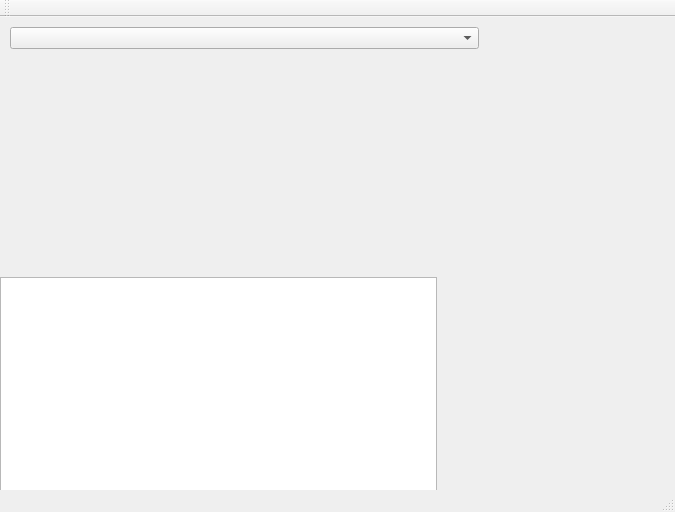
Qt form mainwindow.ui (elmodor/hm) before a commit.
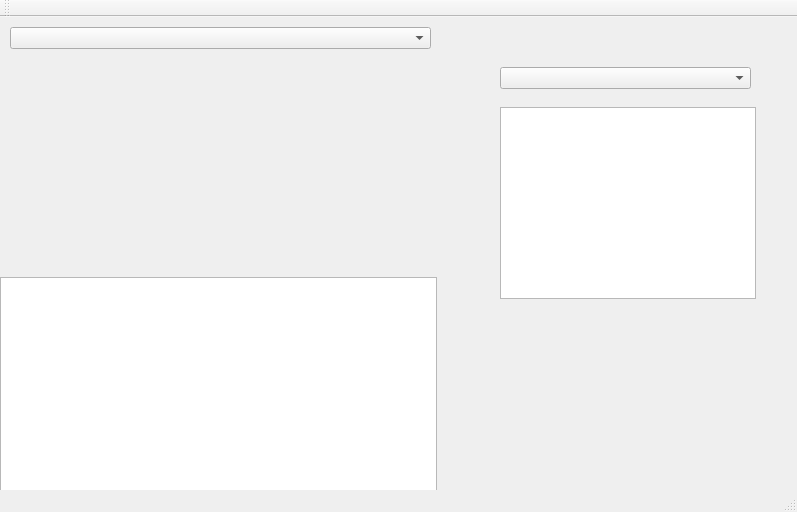
The same form after that commit.

Commit message: fixed file closing, added search table

```diff
--- a/mainwindow.ui
+++ b/mainwindow.ui
@@ -6,7 +6,7 @@
    <rect>
     <x>0</x>
     <y>0</y>
-    <width>675</width>
+    <width>797</width>
     <height>512</height>
    </rect>
   </property>
@@ -29,7 +29,7 @@
      <rect>
       <x>10</x>
       <y>10</y>
-      <width>469</width>
+      <width>421</width>
       <height>22</height>
      </rect>
     </property>
@@ -39,12 +39,32 @@
      <rect>
       <x>10</x>
       <y>50</y>
-      <width>471</width>
+      <width>421</width>
       <height>191</height>
      </rect>
     </property>
     <layout class="QHBoxLayout" name="horizontalLayout"/>
    </widget>
+   <widget class="QComboBox" name="comboBox_2">
+    <property name="geometry">
+     <rect>
+      <x>500</x>
+      <y>50</y>
+      <width>251</width>
+      <height>22</height>
+     </rect>
+    </property>
+   </widget>
+   <widget class="QTableView" name="tableView_2">
+    <property name="geometry">
+     <rect>
+      <x>500</x>
+      <y>90</y>
+      <width>256</width>
+      <height>192</height>
+     </rect>
+    </property>
+   </widget>
   </widget>
   <widget class="QMenuBar" name="menuBar">
    <property name="geometry">
```
Left out of the diff: 2 changed lines with no effect on the pictures. The commit also changes 4 other files.
